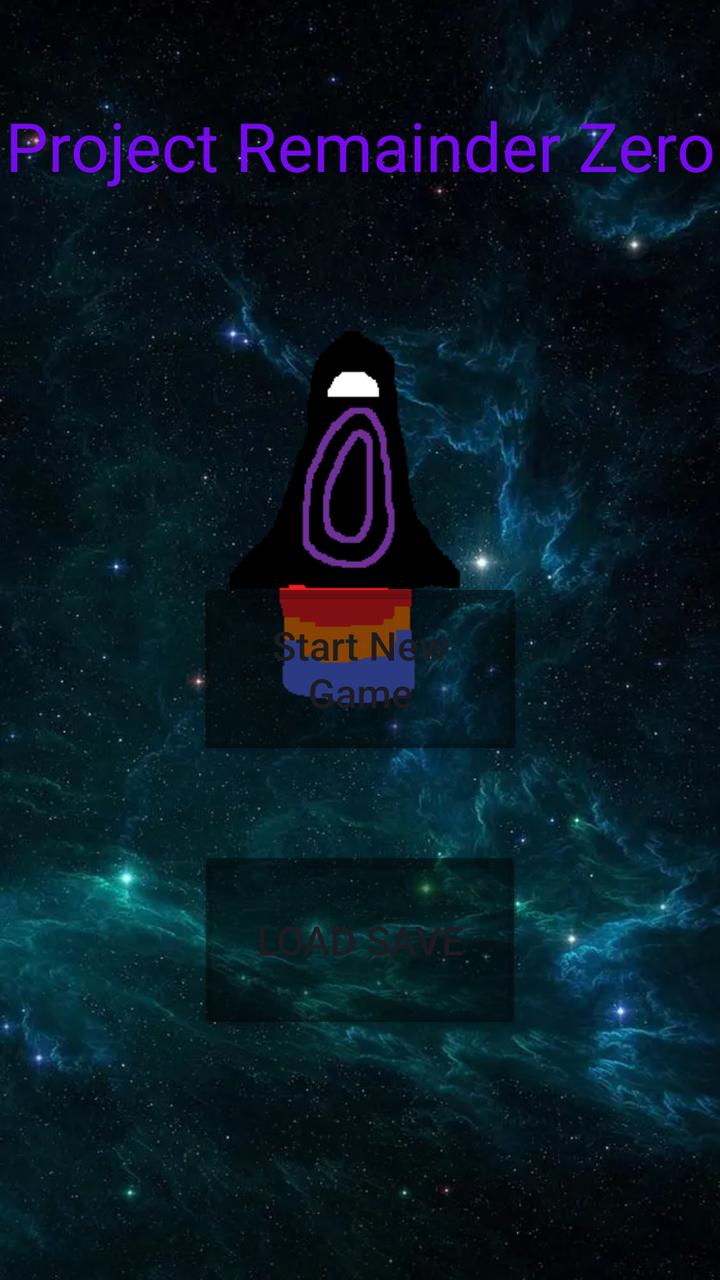
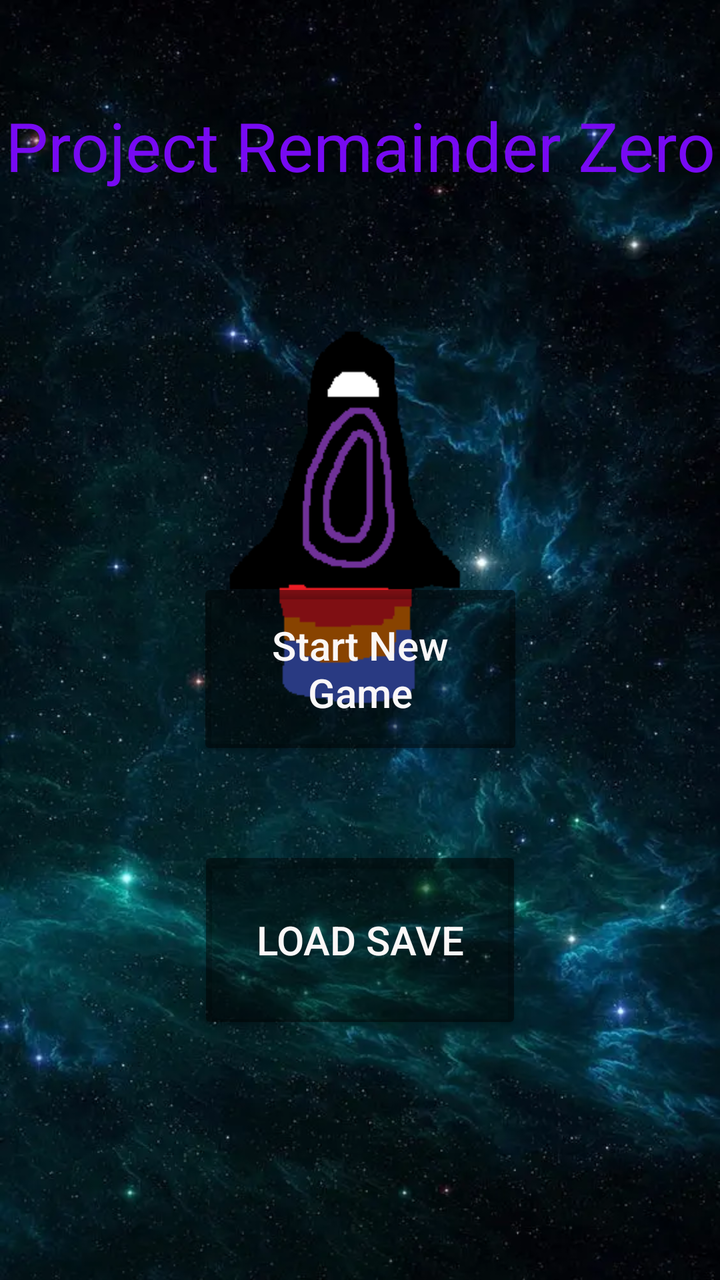

Before-and-after screenshots of an Android layout around one commit, followed by the original layout XML and the change that was made.
<!-- AndroidManifest.xml: application theme Theme.PROJECT -->
<!-- res/layout/activity_main.xml -->
<?xml version="1.0" encoding="utf-8"?>
<androidx.constraintlayout.widget.ConstraintLayout xmlns:android="http://schemas.android.com/apk/res/android"
    xmlns:app="http://schemas.android.com/apk/res-auto"
    xmlns:tools="http://schemas.android.com/tools"
    android:id="@+id/main"
    android:layout_width="match_parent"
    android:layout_height="match_parent"
    android:background="@drawable/space_background"
    tools:context=".main.MainActivity">

    
    <FrameLayout
        android:id="@+id/fragment_container"
        android:layout_width="match_parent"
        android:layout_height="match_parent"
        android:visibility="gone" />

    <TextView
        android:id="@+id/game_name_text"
        android:layout_width="wrap_content"
        android:layout_height="wrap_content"
        android:layout_marginTop="50dp"
        android:text="Project Remainder Zero"
        android:textColor="#770AF2"
        android:textSize="34sp"
        app:layout_constraintEnd_toEndOf="parent"
        app:layout_constraintStart_toStartOf="parent"
        app:layout_constraintTop_toTopOf="parent" />

    <Button
        android:id="@+id/new_game_button"
        android:layout_width="163dp"
        android:layout_height="91dp"
        android:layout_marginBottom="260dp"
        android:backgroundTint="#77000000"
        android:text="Start New Game"
        android:textAppearance="@style/TextAppearance.AppCompat.Body2"
        android:textSize="20sp"
        app:layout_constraintBottom_toBottomOf="parent"
        app:layout_constraintEnd_toEndOf="parent"
        app:layout_constraintStart_toStartOf="parent" />

    <Button
        android:id="@+id/load_save_button"
        android:layout_width="162dp"
        android:layout_height="94dp"
        android:layout_marginBottom="80dp"
        android:backgroundTint="#78000000"
        android:text="Load Save"
        android:textSize="20sp"
        app:layout_constraintBottom_toBottomOf="parent"
        app:layout_constraintEnd_toEndOf="parent"
        app:layout_constraintStart_toStartOf="parent"
        app:layout_constraintTop_toBottomOf="@+id/new_game_button" />

    <ImageView
        android:id="@+id/imageView"
        android:layout_width="233dp"
        android:layout_height="278dp"
        android:layout_marginTop="120dp"
        app:layout_constraintEnd_toEndOf="parent"
        app:layout_constraintStart_toStartOf="parent"
        app:layout_constraintTop_toTopOf="parent"
        app:srcCompat="@drawable/big_pixel_rocket" />

</androidx.constraintlayout.widget.ConstraintLayout>
<!-- resources referenced by this layout -->
<resources>
  <!-- drawable big_pixel_rocket: webp bitmap (drawable, 5081 bytes) -->
  <!-- drawable space_background: webp bitmap (drawable, 55618 bytes) -->
  <style name="Theme.PROJECT" parent="Base.Theme.PROJECT" />
  <style name="Base.Theme.PROJECT" parent="Theme.Material3.DayNight.NoActionBar">
          
          
      </style>
</resources>

<!-- the commit's change to res/layout/activity_main.xml (unified diff, before → after) -->
@@ -35,6 +35,7 @@
         android:backgroundTint="#77000000"
         android:text="Start New Game"
         android:textAppearance="@style/TextAppearance.AppCompat.Body2"
+        android:textColor="#FAF7F7"
         android:textSize="20sp"
         app:layout_constraintBottom_toBottomOf="parent"
         app:layout_constraintEnd_toEndOf="parent"
@@ -47,6 +48,7 @@
         android:layout_marginBottom="80dp"
         android:backgroundTint="#78000000"
         android:text="Load Save"
+        android:textColor="#FBF7F7"
         android:textSize="20sp"
         app:layout_constraintBottom_toBottomOf="parent"
         app:layout_constraintEnd_toEndOf="parent"
